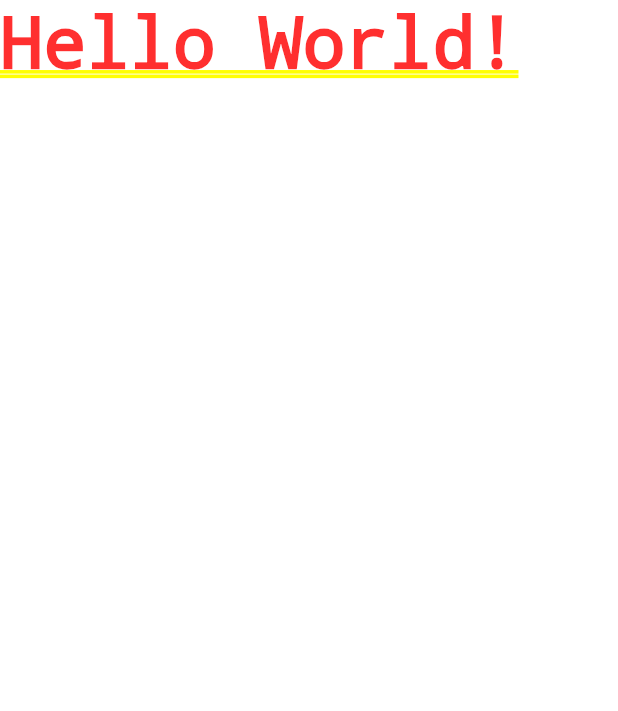
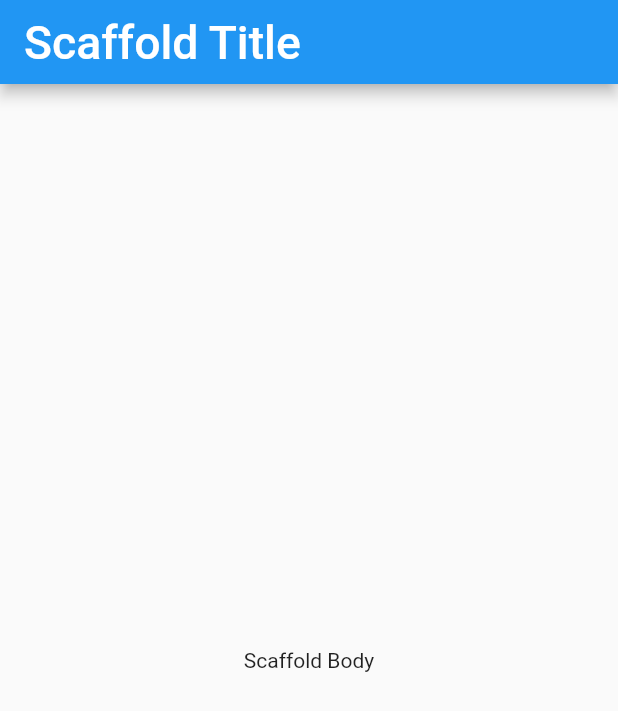
Before and after one commit to NilukaSripalim/flutter-mobile-app, a Flutter app: the screen it shows after launch, on a phone screen of 412 x 824 dp. Shown: the top 711 px of the screen. Run offline on Flutter 3.47's test engine with Material 2 defaults, Android fonts, the phone set to English and light mode, and no system bars.

Commit message:
Add  Scaffold Basic

```diff
--- a/flutter_with_niluka/lib/main.dart
+++ b/flutter_with_niluka/lib/main.dart
@@ -7,8 +7,15 @@ class HelloWorld extends StatelessWidget{
   @override
   Widget build(BuildContext context) {
 
-    return const MaterialApp(
-      home: Text("Hello World!"),
+    return MaterialApp(
+      home: Scaffold(
+        appBar: AppBar(
+          title: const Text("Scaffold Title", style: TextStyle(fontSize:30.9),)
+        ),
+        body: const Center(
+          child: Text("Scaffold Body")
+        ),
+      ),
     );
   }
 }
```
